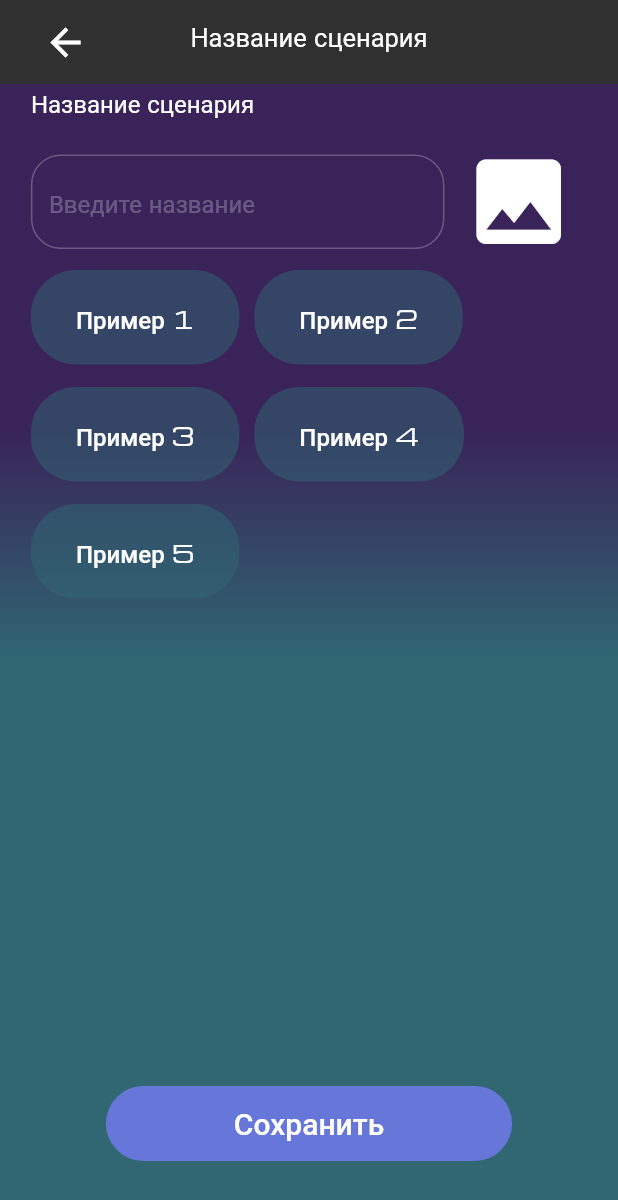
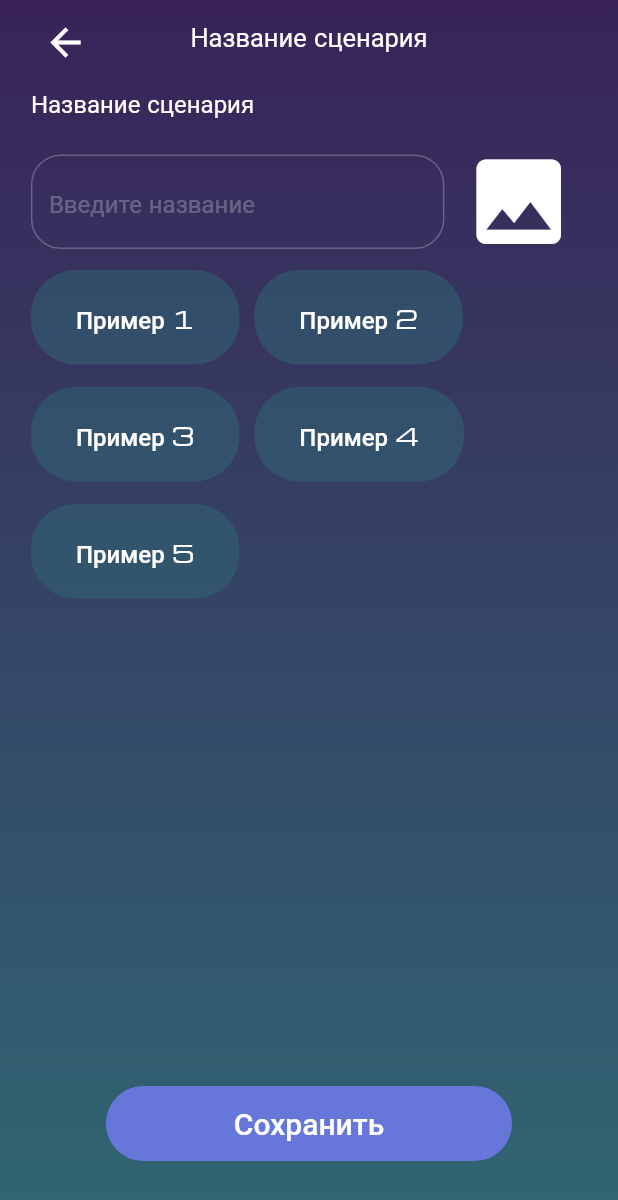
Before and after one commit to SergeiGD/IOT-flutter, a Flutter app: the AddScenariosScreen screen opened directly, after a tap on "Укажите имя сценария", on a phone screen of 412 x 824 dp. Shown: the top 1200 px of the screen. Run offline on Flutter 3.47's test engine with Material 2 defaults, Android fonts, the phone set to English and light mode, and no system bars.

Commit message:
fixed top navigation

```diff
--- a/iot/lib/AddScenariosScreen/add_scenarios_screen.dart
+++ b/iot/lib/AddScenariosScreen/add_scenarios_screen.dart
@@ -1,4 +1,5 @@
 import 'package:flutter/material.dart';
+import 'package:iot/General/gradient_container.dart';
 import 'package:iot/constants.dart';
 import 'package:iot/AddScenariosScreen/components/body.dart';
 import 'package:iot/General/components/top_navigation.dart';
@@ -9,23 +10,10 @@ class AddScenariosScreen extends StatelessWidget {
 
   @override
   Widget build(BuildContext context) {
-    Size size = MediaQuery.of(context).size;
-    return Scaffold(
-      body: Container(
-        width: size.width,
-        decoration: const BoxDecoration(
-          gradient: LinearGradient(
-            begin: Alignment.topCenter,
-            end: Alignment.bottomCenter,
-            stops: [0.3, 0.5],
-            colors: [
-              cMainBackgroundColor,
-              cSecondaryBackgroundColor,
-            ],
-          ),
-        ),
-        child: const AddScenariosScreenBody(),
-      ),
+    return GradientContainer(
+      child: Scaffold(
+        backgroundColor: Colors.transparent,
+        body: const AddScenariosScreenBody(),
         appBar: TopNavigation(
           prevPageButton: true,
           navItems: [
@@ -35,6 +23,7 @@ class AddScenariosScreen extends StatelessWidget {
             ),
           ],
         ),
+      ),
     );
   }
 }
--- a/iot/lib/General/components/top_navigation.dart
+++ b/iot/lib/General/components/top_navigation.dart
@@ -34,8 +34,9 @@ class TopNavigation extends StatelessWidget implements PreferredSizeWidget {
   @override
   Widget build(BuildContext context) {
     Size size = MediaQuery.of(context).size;
-    return Container(
-      height: size.height * 0.2,
+    return SafeArea(
+      child: SizedBox(
+        height: size.height * 0.1,
         //decoration: const BoxDecoration(color: cMainBackgroundColor),
         child: Padding(
           padding: EdgeInsets.symmetric(horizontal: size.width * 0.05),
@@ -64,6 +65,7 @@ class TopNavigation extends StatelessWidget implements PreferredSizeWidget {
             ],
           ),
         ),
+      ),
     );
   }
 
--- a/iot/lib/ScenarioNameScreen/scenario_name_screen.dart
+++ b/iot/lib/ScenarioNameScreen/scenario_name_screen.dart
@@ -1,4 +1,5 @@
 import 'package:flutter/material.dart';
+import 'package:iot/General/gradient_container.dart';
 import 'package:iot/constants.dart';
 import 'package:iot/ScenarioNameScreen/components/body.dart';
 import 'package:iot/General/components/top_navigation.dart';
@@ -10,22 +11,10 @@ class ScenarioNameScreen extends StatelessWidget {
   @override
   Widget build(BuildContext context) {
     Size size = MediaQuery.of(context).size;
-    return Scaffold(
-      body: Container(
-        width: size.width,
-        decoration: const BoxDecoration(
-          gradient: LinearGradient(
-            begin: Alignment.topCenter,
-            end: Alignment.bottomCenter,
-            stops: [0.3, 0.5],
-            colors: [
-              cMainBackgroundColor,
-              cSecondaryBackgroundColor,
-            ],
-          ),
-        ),
-        child: const ScenarioNameScreenBody(),
-      ),
+    return GradientContainer(
+      child: Scaffold(
+        backgroundColor: Colors.transparent,
+        body: const ScenarioNameScreenBody(),
         appBar: TopNavigation(
           prevPageButton: true,
           navItems: [
@@ -35,6 +24,7 @@ class ScenarioNameScreen extends StatelessWidget {
             ),
           ],
         ),
+      ),
     );
   }
 }
```
Lines whose indentation alone changed are shown as unchanged.
